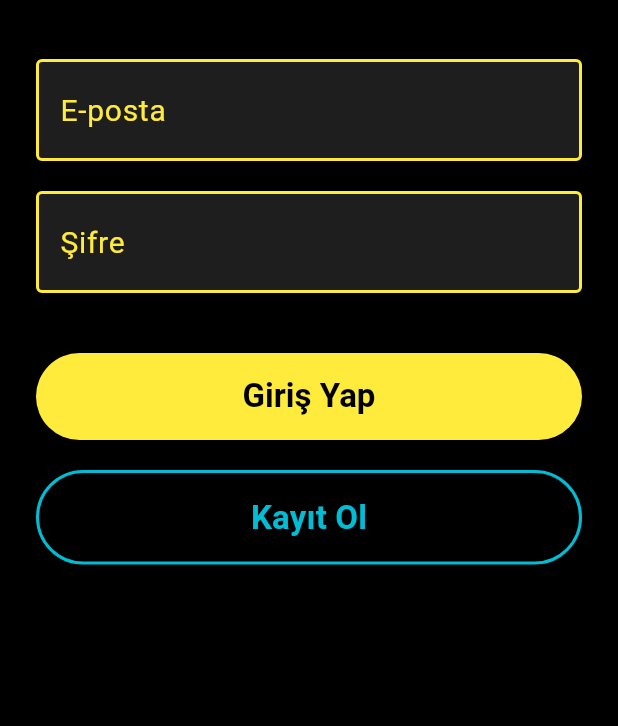
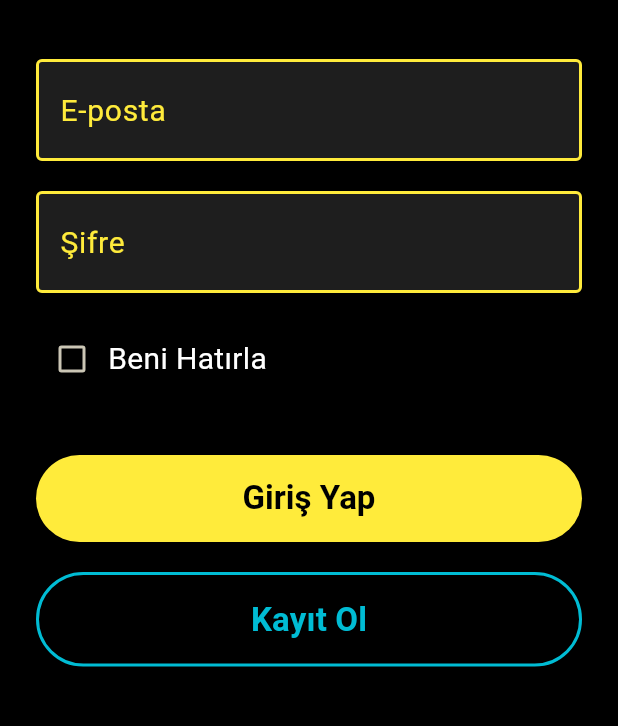
Before and after one commit to ErenCBKCNTR/BlindSocial, a Flutter app: the screen it shows after launch, on a phone screen of 412 x 824 dp, the part 229-955 px from its top. Run offline on Flutter 3.47's test engine with Material 3 defaults, Android fonts, the phone set to English and light mode, and no system bars; our stand-ins replace cloud_firestore, firebase_auth, firebase_core, permission_handler, shared_preferences; missing offline and left inert: agora_rtc_engine; accounts and stored records are empty.

```diff
--- a/lib/screens/login_screen.dart
+++ b/lib/screens/login_screen.dart
@@ -1,5 +1,6 @@
 import 'package:flutter/material.dart';
 import 'package:firebase_auth/firebase_auth.dart';
+import 'package:shared_preferences/shared_preferences.dart';
 
 class LoginScreen extends StatefulWidget {
   const LoginScreen({super.key});
@@ -13,6 +14,36 @@ class _LoginScreenState extends State<LoginScreen> {
   final _passwordController = TextEditingController();
   final _auth = FirebaseAuth.instance;
   bool _isLoading = false;
+  bool _rememberMe = false;
+
+  @override
+  void initState() {
+    super.initState();
+    _checkRememberMe();
+  }
+
+  Future<void> _checkRememberMe() async {
+    final prefs = await SharedPreferences.getInstance();
+    setState(() {
+      _rememberMe = prefs.getBool('remember_me') ?? false;
+    });
+
+    if (_rememberMe && _auth.currentUser != null) {
+      if (mounted) {
+        Navigator.pushReplacementNamed(context, '/chat_rooms');
+      }
+    } else if (!_rememberMe) {
+      await _auth.signOut();
+    }
+  }
+
+  Future<void> _updateRememberMe(bool value) async {
+    final prefs = await SharedPreferences.getInstance();
+    await prefs.setBool('remember_me', value);
+    setState(() {
+      _rememberMe = value;
+    });
+  }
 
   @override
   void dispose() {
@@ -154,6 +185,27 @@ class _LoginScreenState extends State<LoginScreen> {
                       ),
                     ),
                   ),
+                  const SizedBox(height: 20),
+                  Semantics(
+                    label: 'Beni Hatırla',
+                    hint: _rememberMe
+                        ? 'Beni hatırla seçili. Otomatik giriş yapmak için işaretli tutun.'
+                        : 'Beni hatırla seçili değil. Otomatik giriş yapmak için işaretleyin.',
+                    child: Row(
+                      children: [
+                        Checkbox(
+                          value: _rememberMe,
+                          onChanged: (val) => _updateRememberMe(val ?? false),
+                          activeColor: Colors.yellow,
+                          checkColor: Colors.black,
+                        ),
+                        Text(
+                          'Beni Hatırla',
+                          style: Theme.of(context).textTheme.bodyMedium,
+                        ),
+                      ],
+                    ),
+                  ),
                   const SizedBox(height: 40),
                   Semantics(
                     label: 'Giriş Yap butonu',
--- a/pubspec.yaml
+++ b/pubspec.yaml
@@ -39,6 +39,7 @@ dependencies:
   cloud_firestore: ^6.2.0
   agora_rtc_engine: ^6.6.2
   permission_handler: ^12.0.1
+  shared_preferences: ^2.5.4
 
 dev_dependencies:
   flutter_test:
--- /dev/null
+++ b/test_output.txt
@@ -0,0 +1,3 @@
+00:00 +0: loading /app/test/widget_test.dart
+00:00 +0: Smoke test placeholder
+00:00 +1: All tests passed!
```
Also changed, not shown: lib/screens/chat_screen.dart (+19 -1 lines), pubspec.lock, 1 other file.
